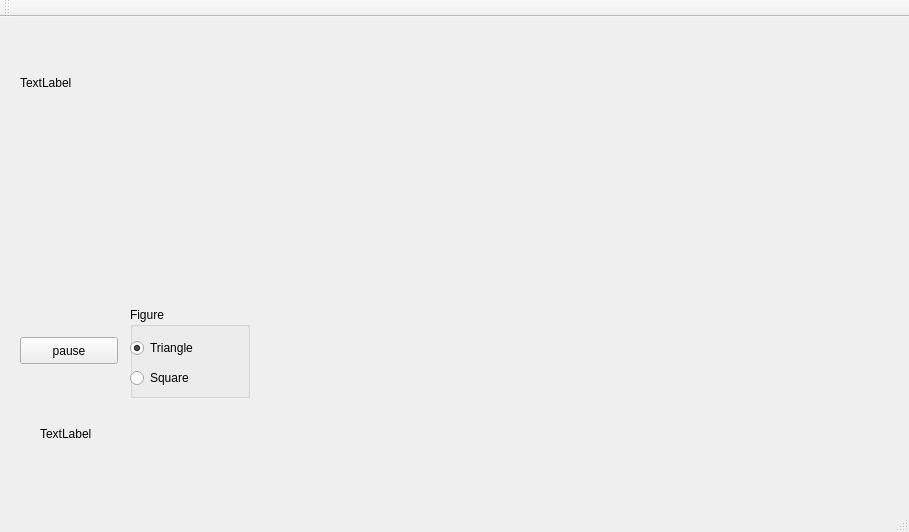
This is Test2/mainwindow.ui in wagmarom1/proyectoSE2 as Qt 5 draws it before an edit. The edited form follows.
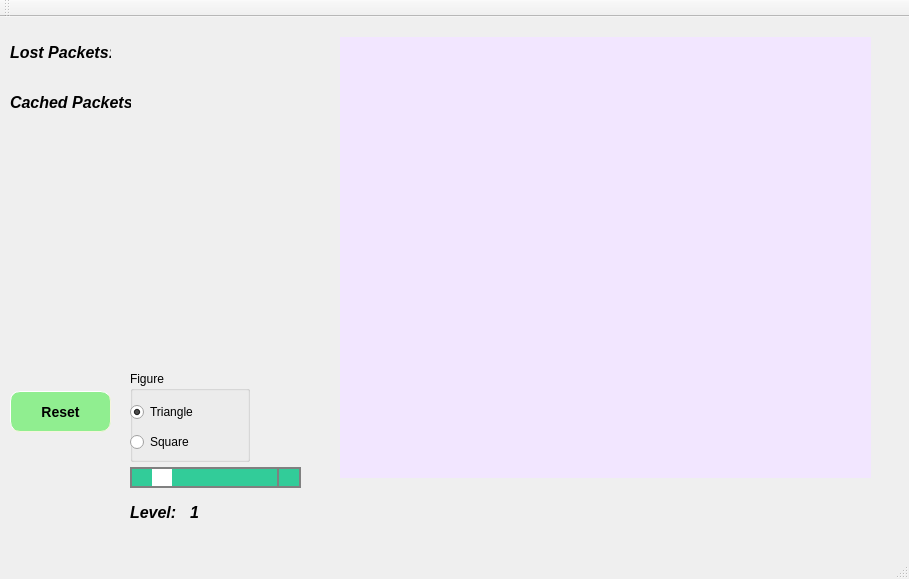
This is the edited form.

Commit message: gui chaniada, con colorcitos y timer sincronizado x nivel, agregado un guiTimer para pintado de la misma

```diff
--- a/Test2/mainwindow.ui
+++ b/Test2/mainwindow.ui
@@ -7,7 +7,7 @@
     <x>0</x>
     <y>0</y>
     <width>909</width>
-    <height>532</height>
+    <height>579</height>
    </rect>
   </property>
   <property name="windowTitle">
@@ -18,9 +18,9 @@
     <property name="geometry">
      <rect>
       <x>20</x>
-      <y>90</y>
+      <y>130</y>
       <width>331</width>
-      <height>181</height>
+      <height>201</height>
      </rect>
     </property>
     <property name="autoFillBackground">
@@ -33,14 +33,19 @@
    <widget class="QLabel" name="lbMap">
     <property name="geometry">
      <rect>
-      <x>370</x>
-      <y>10</y>
-      <width>521</width>
-      <height>451</height>
+      <x>340</x>
+      <y>20</y>
+      <width>531</width>
+      <height>441</height>
      </rect>
     </property>
     <property name="autoFillBackground">
-     <bool>true</bool>
+     <bool>false</bool>
+    </property>
+    <property name="styleSheet">
+     <string notr="true">QLabel{
+		background-color:rgb(242, 230, 255);
+}</string>
     </property>
     <property name="text">
      <string/>
@@ -52,21 +57,37 @@
    <widget class="QPushButton" name="pushButton">
     <property name="geometry">
      <rect>
-      <x>20</x>
-      <y>320</y>
-      <width>98</width>
-      <height>27</height>
+      <x>10</x>
+      <y>374</y>
+      <width>101</width>
+      <height>41</height>
      </rect>
     </property>
+    <property name="styleSheet">
+     <string notr="true">QPushButton {
+    background-color: lightGreen;
+    border-style: outset;
+    border-width: 1px;
+    border-radius: 10px;
+    border-color: beige;
+    font: bold 14px;
+    min-width: 5em;
+    padding: 6px;
+}
+QPushButton:pressed {
+    background-color: rgb(224, 0, 0);
+    border-style: inset;
+}</string>
+    </property>
     <property name="text">
-     <string>pause</string>
+     <string>Reset</string>
     </property>
    </widget>
    <widget class="QGroupBox" name="groupBox">
     <property name="geometry">
      <rect>
       <x>130</x>
-      <y>290</y>
+      <y>354</y>
       <width>120</width>
       <height>91</height>
      </rect>
@@ -107,27 +128,189 @@
    <widget class="QLabel" name="lbpoint">
     <property name="geometry">
      <rect>
-      <x>40</x>
-      <y>406</y>
-      <width>171</width>
+      <x>10</x>
+      <y>470</y>
+      <width>111</width>
       <height>21</height>
      </rect>
     </property>
     <property name="text">
-     <string>TextLabel</string>
+     <string/>
+    </property>
+   </widget>
+   <widget class="QLabel" name="lbLost">
+    <property name="geometry">
+     <rect>
+      <x>120</x>
+      <y>0</y>
+      <width>101</width>
+      <height>71</height>
+     </rect>
+    </property>
+    <property name="font">
+     <font>
+      <pointsize>12</pointsize>
+      <weight>75</weight>
+      <italic>true</italic>
+      <bold>true</bold>
+     </font>
+    </property>
+    <property name="text">
+     <string/>
+    </property>
+   </widget>
+   <widget class="QLabel" name="lbCached">
+    <property name="geometry">
+     <rect>
+      <x>140</x>
+      <y>50</y>
+      <width>101</width>
+      <height>71</height>
+     </rect>
+    </property>
+    <property name="font">
+     <font>
+      <pointsize>12</pointsize>
+      <weight>75</weight>
+      <italic>true</italic>
+      <bold>true</bold>
+     </font>
+    </property>
+    <property name="text">
+     <string/>
     </property>
    </widget>
    <widget class="QLabel" name="label">
     <property name="geometry">
      <rect>
-      <x>20</x>
-      <y>10</y>
+      <x>10</x>
+      <y>0</y>
       <width>101</width>
-      <height>111</height>
+      <height>71</height>
      </rect>
     </property>
+    <property name="font">
+     <font>
+      <pointsize>12</pointsize>
+      <weight>75</weight>
+      <italic>true</italic>
+      <bold>true</bold>
+     </font>
+    </property>
     <property name="text">
-     <string>TextLabel</string>
+     <string>Lost Packets:</string>
+    </property>
+   </widget>
+   <widget class="QLabel" name="label2">
+    <property name="geometry">
+     <rect>
+      <x>10</x>
+      <y>50</y>
+      <width>121</width>
+      <height>71</height>
+     </rect>
+    </property>
+    <property name="font">
+     <font>
+      <pointsize>12</pointsize>
+      <weight>75</weight>
+      <italic>true</italic>
+      <bold>true</bold>
+     </font>
+    </property>
+    <property name="text">
+     <string>Cached Packets:</string>
+    </property>
+   </widget>
+   <widget class="QScrollBar" name="horizontalScrollBar">
+    <property name="geometry">
+     <rect>
+      <x>130</x>
+      <y>450</y>
+      <width>171</width>
+      <height>21</height>
+     </rect>
+    </property>
+    <property name="styleSheet">
+     <string notr="true">QScrollBar:horizontal {
+     border: 2px solid grey;
+     background: #32CC99;
+     height: 15px;
+     margin: 0px 20px 0 20px;
+ }
+ QScrollBar::handle:horizontal {
+     background: white;
+     min-width: 20px;
+ }
+ QScrollBar::add-line:horizontal {
+     border: 2px solid grey;
+     background: #32CC99;
+     width: 20px;
+     subcontrol-position: right;
+     subcontrol-origin: margin;
+ }
+
+ QScrollBar::sub-line:horizontal {
+     border: 2px solid grey;
+     background: #32CC99;
+     width: 20px;
+     subcontrol-position: left;
+     subcontrol-origin: margin;
+ }</string>
+    </property>
+    <property name="minimum">
+     <number>10</number>
+    </property>
+    <property name="maximum">
+     <number>100</number>
+    </property>
+    <property name="singleStep">
+     <number>10</number>
+    </property>
+    <property name="orientation">
+     <enum>Qt::Horizontal</enum>
+    </property>
+   </widget>
+   <widget class="QLabel" name="label2_2">
+    <property name="geometry">
+     <rect>
+      <x>130</x>
+      <y>480</y>
+      <width>61</width>
+      <height>31</height>
+     </rect>
+    </property>
+    <property name="font">
+     <font>
+      <pointsize>12</pointsize>
+      <weight>75</weight>
+      <italic>true</italic>
+      <bold>true</bold>
+     </font>
+    </property>
+    <property name="text">
+     <string>Level:</string>
+    </property>
+   </widget>
+   <widget class="QLabel" name="lbLevel">
+    <property name="geometry">
+     <rect>
+      <x>190</x>
+      <y>480</y>
+      <width>61</width>
+      <height>31</height>
+     </rect>
+    </property>
+    <property name="font">
+     <font>
+      <pointsize>12</pointsize>
+      <weight>75</weight>
+      <italic>true</italic>
+      <bold>true</bold>
+     </font>
+    </property>
+    <property name="text">
+     <string>1</string>
     </property>
    </widget>
   </widget>
```
The commit also changes 7 other files.
